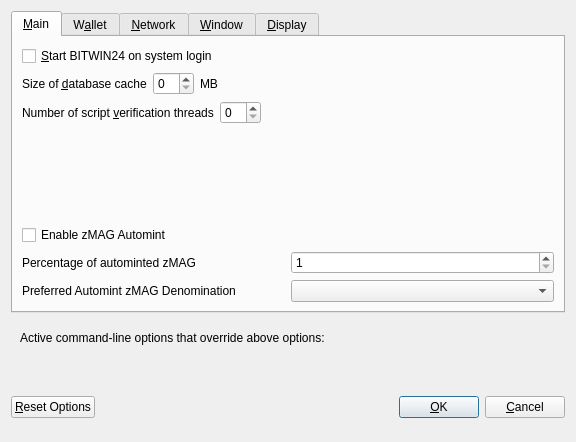
Qt form src/qt/forms/optionsdialog.ui (BitWin24/bitwin24) before a commit.
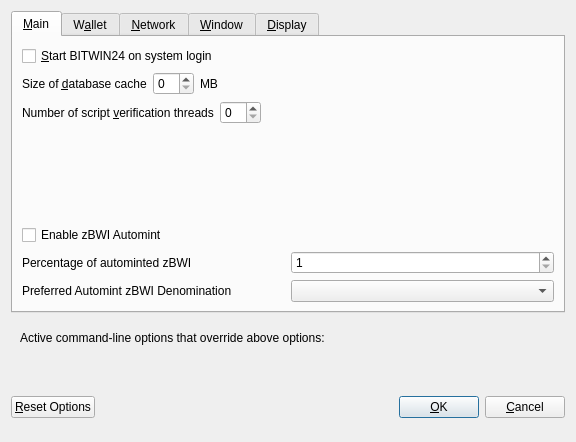
The same form after that commit. Custom widgets are drawn as their Qt base class.

What changed in the file:
```diff
--- a/src/qt/forms/optionsdialog.ui
+++ b/src/qt/forms/optionsdialog.ui
@@ -139,7 +139,7 @@
           <enum>Qt::LeftToRight</enum>
          </property>
          <property name="text">
-          <string>Enable zMAG Automint</string>
+          <string>Enable zBWI Automint</string>
          </property>
         </widget>
        </item>
@@ -151,7 +151,7 @@
             <string>Percentage of incoming BITWIN24 which get automatically converted to zMAG via Zerocoin Protocol (min: 10%)</string>
            </property>
            <property name="text">
-            <string>Percentage of autominted zMAG</string>
+            <string>Percentage of autominted zBWI</string>
            </property>
           </widget>
          </item>
@@ -184,7 +184,7 @@
             <string>Wait with automatic conversion to Zerocoin until enough BITWIN24 for this denomination is available</string>
            </property>
            <property name="text">
-            <string>Preferred Automint zMAG Denomination</string>
+            <string>Preferred Automint zBWI Denomination</string>
            </property>
           </widget>
          </item>
```
Left out of the diff: 4 changed lines with no effect on the pictures.
